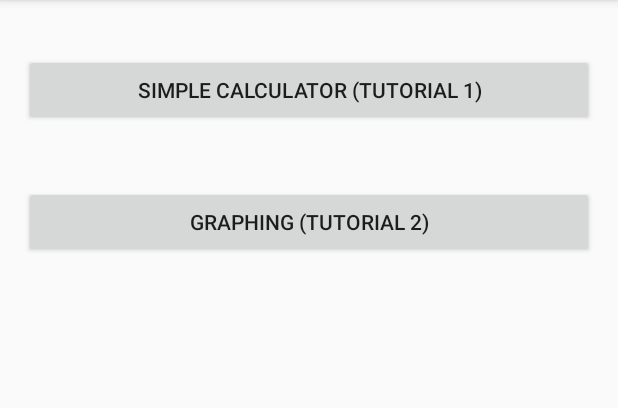
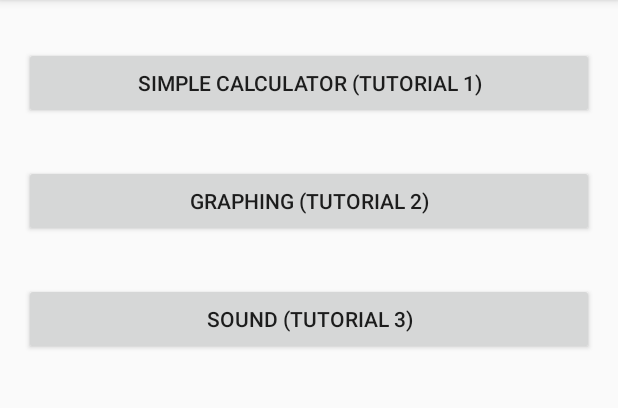
Before and after one commit to omrkhld/CS3218Omar, an Android app: the screen it shows after launch (MainActivity), on a phone screen of 412 x 824 dp, the part 84-492 px from its top. Run offline under Robolectric (Android 15) with nearby library versions, the phone set to English and light mode, and no system bars.

```diff
--- a/app/src/main/AndroidManifest.xml
+++ b/app/src/main/AndroidManifest.xml
@@ -1,6 +1,9 @@
 <?xml version="1.0" encoding="utf-8"?>
 <manifest xmlns:android="http://schemas.android.com/apk/res/android"
     package="omrkhld.com.cs3218tut_omarkhalid">
+
+    <uses-permission android:name="android.permission.RECORD_AUDIO" />
+    <uses-permission android:name="android.permission.MODIFY_AUDIO_SETTINGS" />
 
     <application
         android:allowBackup="true"
--- a/app/src/main/java/omrkhld/com/cs3218tut_omarkhalid/MainActivity.java
+++ b/app/src/main/java/omrkhld/com/cs3218tut_omarkhalid/MainActivity.java
@@ -23,4 +23,9 @@ public class MainActivity extends AppCompatActivity {
         intent = new Intent(this, GraphActivity.class);
         startActivity(intent);
     }
+
+    public void goToSoundActivity(View view) {
+        intent = new Intent(this, SoundSamplingActivity.class);
+        startActivity(intent);
+    }
 }
--- a/app/src/main/java/omrkhld/com/cs3218tut_omarkhalid/SoundSampler.java
+++ b/app/src/main/java/omrkhld/com/cs3218tut_omarkhalid/SoundSampler.java
@@ -4,9 +4,9 @@ import android.media.AudioRecord;
 import android.util.Log;
 
 /**
- * Created by ngtk on 4/2/16.
- */
-public class SoundSampler {
+    * Created by ngtk on 4/2/16.
+            */
+    public class SoundSampler {
     private static final int  FS = 16000;     // sampling frequency
     public AudioRecord audioRecord;
     private int               audioEncoding = 2;
--- a/app/src/main/res/layout/activity_main.xml
+++ b/app/src/main/res/layout/activity_main.xml
@@ -13,8 +13,8 @@
     <Button
         android:layout_width="match_parent"
         android:layout_height="wrap_content"
-        android:layout_marginTop="20dp"
-        android:layout_marginBottom="20dp"
+        android:layout_marginTop="15dp"
+        android:layout_marginBottom="15dp"
         android:text="@string/calcName"
         android:layout_gravity="center_horizontal"
         android:onClick="goToSimpleCalcActivity"/>
@@ -22,9 +22,18 @@
     <Button
         android:layout_width="match_parent"
         android:layout_height="wrap_content"
-        android:layout_marginTop="20dp"
-        android:layout_marginBottom="20dp"
+        android:layout_marginTop="15dp"
+        android:layout_marginBottom="15dp"
         android:text="@string/graphName"
         android:layout_gravity="center_horizontal"
         android:onClick="goToGraphActivity"/>
+
+    <Button
+        android:layout_width="match_parent"
+        android:layout_height="wrap_content"
+        android:layout_marginTop="15dp"
+        android:layout_marginBottom="15dp"
+        android:text="@string/soundName"
+        android:layout_gravity="center_horizontal"
+        android:onClick="goToSoundActivity"/>
 </LinearLayout>
--- a/app/src/main/res/values/strings.xml
+++ b/app/src/main/res/values/strings.xml
@@ -34,5 +34,6 @@
     <string name="Fminus">              F-</string>
     <string name="compositeFunction">   Composite Function</string>
 
+    <string name="soundName">           Sound (Tutorial 3)</string>
     <string name="capture_sound">       Capture Sound</string>
 </resources>
```
Also changed, not shown: app/src/main/java/omrkhld/com/cs3218tut_omarkhalid/CSurfaceViewSoundSampling.java (+15 -3 lines), app/src/main/java/omrkhld/com/cs3218tut_omarkhalid/SoundSamplingActivity.java (+7 -3 lines).
